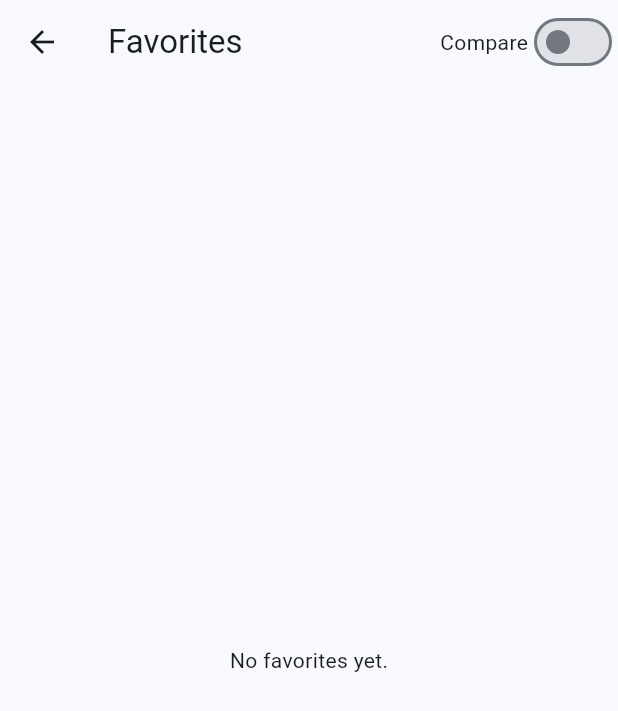
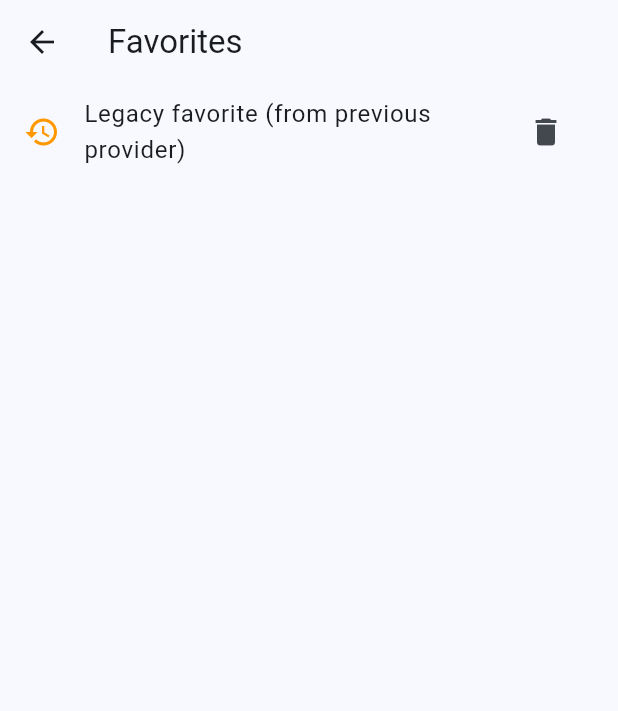
Before and after one commit to HommieAppDev/hommie, a Flutter app: the FavoritesScreen screen opened by its route, on a phone screen of 412 x 824 dp. Shown: the top 711 px of the screen. Run offline on Flutter 3.47's test engine with Material 3 defaults, Android fonts, the phone set to English and light mode, and no system bars; our stand-ins replace carousel_slider, cloud_firestore, firebase_auth, firebase_core, firebase_storage, flutter_dotenv and 5 more; accounts and stored records are empty.

Commit message:
Backup favorites_screen.dart

```diff
--- a/lib/favorites_screen.dart
+++ b/lib/favorites_screen.dart
@@ -2,6 +2,7 @@
 import 'package:cloud_firestore/cloud_firestore.dart';
 import 'package:firebase_auth/firebase_auth.dart';
 import 'package:flutter/material.dart';
+import 'package:intl/intl.dart';
 
 class FavoritesScreen extends StatefulWidget {
   const FavoritesScreen({super.key});
@@ -15,132 +16,77 @@ class _FavoritesScreenState extends State<FavoritesScreen> {
   final _fs = FirebaseFirestore.instance;
 
   bool _compareMode = false;
-  final Set<String> _selected = <String>{};
+  List<String> _selected = [];
 
-  User? get _user => _auth.currentUser;
+  void _toggleSelect(String listingId) {
+    setState(() {
+      if (_selected.contains(listingId)) {
+        _selected.remove(listingId);
+      } else {
+        if (_selected.length < 2) {
+          _selected.add(listingId);
+        }
+      }
+    });
+  }
 
-  Future<void> _removeFavorite(String listingId) async {
-    final u = _user;
-    if (u == null) return;
-    await _fs
-        .collection('favorites')
-        .doc(u.uid)
-        .collection('listings')
-        .doc(listingId)
-        .delete();
-
-    if (!mounted) return;
+  void _removeFavorite(String listingId) {
+    // TODO: Implement actual removal logic
+    setState(() {
+      _selected.remove(listingId);
+    });
     ScaffoldMessenger.of(context).showSnackBar(
-      const SnackBar(content: Text('Removed from favorites')),
+      const SnackBar(content: Text('Favorite removed')),
     );
   }
 
   void _openDetails(Map<String, dynamic> listing) {
-    Navigator.pushNamed(
-      context,
-      '/listing-details',
-      arguments: {'listing': listing},
-    );
-  }
-
-  void _toggleSelect(String id) {
-    setState(() {
-      if (_selected.contains(id)) {
-        _selected.remove(id);
-      } else {
-        if (_selected.length < 2) _selected.add(id);
-      }
-    });
+    // TODO: Implement navigation to details
   }
 
   void _goCompare() {
-    if (_selected.length != 2) return;
-    final ids = _selected.toList();
-    Navigator.pushNamed(context, '/compare', arguments: {
-      'leftId': ids[0],
-      'rightId': ids[1],
-    });
+    // TODO: Implement compare logic
   }
 
   @override
   Widget build(BuildContext context) {
-    final u = _user;
-    if (u == null) {
-      return const Scaffold(
-        body: Center(child: Text('Please sign in to view favorites.')),
-      );
-    }
-
-    final favQuery = _fs
-        .collection('favorites')
-        .doc(u.uid)
-        .collection('listings')
-        .orderBy('createdAt', descending: true);
+    // Example data for demonstration
+    final favorites = [
+      {
+        'id': '1',
+        'price': 500000,
+        'address': {
+          'line': '123 Main St',
+          'city': 'Springfield',
+          'state': 'IL',
+          'postalCode': '62704',
+        },
+        'beds': 3,
+        'baths': 2,
+        'sqft': 1800,
+        'primaryPhoto': null,
+        'source': 'legacy',
+      },
+      // ...add more sample listings as needed...
+    ];
 
     return Scaffold(
-      appBar: AppBar(
-        title: const Text('Favorites'),
-        actions: [
-          Row(
-            children: [
-              const Text('Compare'),
-              Switch(
-                value: _compareMode,
-                onChanged: (v) {
-                  setState(() {
-                    _compareMode = v;
-                    _selected.clear();
-                  });
-                },
-              ),
-            ],
-          ),
-        ],
-      ),
-      body: StreamBuilder<QuerySnapshot<Map<String, dynamic>>>(
-        stream: favQuery.snapshots(),
-        builder: (context, favSnap) {
-          if (favSnap.connectionState == ConnectionState.waiting) {
-            return const Center(child: CircularProgressIndicator());
-          }
-          final favDocs = favSnap.data?.docs ?? [];
-          if (favDocs.isEmpty) {
-            return const Center(child: Text('No favorites yet.'));
-          }
-
-          return Stack(
+      appBar: AppBar(title: const Text('Favorites')),
+      body: Stack(
         children: [
           ListView.builder(
-                padding: const EdgeInsets.all(12),
-                itemCount: favDocs.length,
-                itemBuilder: (context, i) {
-                  final listingId = favDocs[i].id;
-                  final listingRef = _fs.collection('listings').doc(listingId);
+            itemCount: favorites.length,
+            itemBuilder: (context, index) {
+              final data = favorites[index];
+              final listingId = data['id'] as String;
+              final source = data['source'] as String? ?? '';
+              final isSelected = _selected.contains(listingId);
+              final legacySources = ['legacy'];
 
-                  final isSelected = _selected.contains(listingId);
-
-                  return Dismissible(
-                    key: ValueKey(listingId),
-                    direction: _compareMode
-                        ? DismissDirection.none
-                        : DismissDirection.endToStart,
-                    background: Container(
-                      alignment: Alignment.centerRight,
-                      padding: const EdgeInsets.symmetric(horizontal: 20),
-                      color: Colors.red.shade400,
-                      child: const Icon(Icons.delete, color: Colors.white),
-                    ),
-                    onDismissed: (_) => _removeFavorite(listingId),
-                    child: StreamBuilder<DocumentSnapshot<Map<String, dynamic>>>(
-                      stream: listingRef.snapshots(),
-                      builder: (context, snap) {
-                        final data = snap.data?.data();
-
-                        // If this is an old doc from the previous provider, show a small cleanup row
-                        if ((data?['source'] ?? '') != 'realtor') {
+              if (legacySources.contains(source)) {
                 return ListTile(
                   leading: const Icon(Icons.history, color: Colors.orange),
-                            title: const Text('Legacy favorite (from previous source)'),
+                  title: const Text('Legacy favorite (from previous provider)'),
                   trailing: IconButton(
                     tooltip: 'Remove',
                     icon: const Icon(Icons.delete),
@@ -148,19 +94,27 @@ class _FavoritesScreenState extends State<FavoritesScreen> {
                   ),
                 );
               }
-
-                        final price = (data?['price'] as num?) ?? 0;
-                        final addr =
-                            (data?['address'] as Map?)?.cast<String, dynamic>() ??
-                                const {};
+              if (data == null) {
+                return ListTile(
+                  leading: const Icon(Icons.error, color: Colors.red),
+                  title: const Text('Listing data unavailable'),
+                  trailing: IconButton(
+                    tooltip: 'Remove',
+                    icon: const Icon(Icons.delete),
+                    onPressed: () => _removeFavorite(listingId),
+                  ),
+                );
+              }
+              final price = (data['price'] as num?) ?? 0;
+              final addr = (data['address'] as Map?)?.cast<String, dynamic>() ?? const {};
               final line = addr['line'] as String? ?? 'Address unavailable';
               final city = addr['city'] as String? ?? '';
               final state = addr['state'] as String? ?? '';
               final zip = addr['postalCode'] as String? ?? '';
-                        final beds = data?['beds'];
-                        final baths = data?['baths'];
-                        final sqft = data?['sqft'];
-                        final thumb = data?['primaryPhoto'] as String?;
+              final beds = data['beds'];
+              final baths = data['baths'];
+              final sqft = data['sqft'];
+              final thumb = data['primaryPhoto'] as String?;
 
               final listingForDetails = {
                 'id': listingId,
@@ -189,6 +143,12 @@ class _FavoritesScreenState extends State<FavoritesScreen> {
                 onLongPress: () {
                   if (!_compareMode) {
                     setState(() => _compareMode = true);
+                    ScaffoldMessenger.of(context).showSnackBar(
+                      const SnackBar(
+                        content: Text('Compare mode enabled. Select two homes to compare.'),
+                        duration: Duration(seconds: 2),
+                      ),
+                    );
                   }
                   _toggleSelect(listingId);
                 },
@@ -228,8 +188,7 @@ class _FavoritesScreenState extends State<FavoritesScreen> {
                                       errorBuilder: (_, __, ___) => Container(
                                         color: Colors.grey.shade200,
                                         alignment: Alignment.center,
-                                                  child: const Icon(
-                                                      Icons.image_not_supported),
+                                        child: const Icon(Icons.image_not_supported),
                                       ),
                                     ),
                             ),
@@ -250,7 +209,7 @@ class _FavoritesScreenState extends State<FavoritesScreen> {
                                           color: Colors.red.shade200),
                                     ),
                                     child: Text(
-                                                '\$${_fmt(price)}',
+                                      _fmt(price).toString(),
                                       style: TextStyle(
                                         color: Colors.red.shade700,
                                         fontWeight: FontWeight.w800,
@@ -268,26 +227,20 @@ class _FavoritesScreenState extends State<FavoritesScreen> {
                                   ),
                                   const SizedBox(height: 4),
                                   Text(
-                                              [city, state, zip]
-                                                  .where((s) => (s ?? '').isNotEmpty)
-                                                  .join(', '),
+                                    [city, state, zip].where((s) => s.isNotEmpty).join(', '),
                                     maxLines: 1,
                                     overflow: TextOverflow.ellipsis,
-                                              style: const TextStyle(
-                                                  color: Colors.black54),
+                                    style: const TextStyle(color: Colors.black54),
                                   ),
                                   const SizedBox(height: 6),
                                   Wrap(
                                     spacing: 10,
                                     runSpacing: 6,
                                     children: [
-                                                _MiniFact(Icons.bed_outlined,
-                                                    '${beds ?? '-'} bd'),
-                                                _MiniFact(Icons.bathtub_outlined,
-                                                    '${baths ?? '-'} ba'),
-                                                if (sqft != null)
-                                                  _MiniFact(Icons.square_foot,
-                                                      '${_fmt(sqft)} sqft'),
+                                      _MiniFact(Icons.bed_outlined, beds != null ? beds.toString() + ' bd' : '- bd'),
+                                      _MiniFact(Icons.bathtub_outlined, baths != null ? baths.toString() + ' ba' : '- ba'),
+                                      if (sqft != null && sqft is num)
+                                        _MiniFact(Icons.square_foot, _fmt(sqft as num).toString() + ' sqft'),
                                     ],
                                   ),
                                 ],
@@ -297,8 +250,7 @@ class _FavoritesScreenState extends State<FavoritesScreen> {
                           if (!_compareMode)
                             IconButton(
                               tooltip: 'Remove',
-                                        icon: const Icon(Icons.favorite,
-                                            color: Colors.red),
+                              icon: const Icon(Icons.favorite, color: Colors.red),
                               onPressed: () => _removeFavorite(listingId),
                             ),
                         ],
@@ -322,19 +274,16 @@ class _FavoritesScreenState extends State<FavoritesScreen> {
               );
             },
           ),
-                  );
-                },
-              ),
           if (_compareMode)
             Positioned(
-                  left: 12,
-                  right: 12,
               bottom: 16,
+              left: 16,
+              right: 16,
               child: ElevatedButton.icon(
                 onPressed: _selected.length == 2 ? _goCompare : null,
                 icon: const Icon(Icons.compare_arrows),
                 label: Text(_selected.length == 2
-                        ? 'Compare ${_selected.length} homes'
+                    ? 'Compare ' + _selected.length.toString() + ' homes'
                     : 'Select 2 to compare'),
                 style: ElevatedButton.styleFrom(
                   minimumSize: const Size.fromHeight(48),
@@ -343,21 +292,12 @@ class _FavoritesScreenState extends State<FavoritesScreen> {
               ),
             ),
         ],
-          );
-        },
       ),
     );
   }
 
   String _fmt(num n) {
-    final s = n.round().toString();
-    final b = StringBuffer();
-    for (int i = 0; i < s.length; i++) {
-      final idx = s.length - i;
-      b.write(s[i]);
-      if (idx > 1 && idx % 3 == 1) b.write(',');
-    }
-    return b.toString();
+    return NumberFormat.decimalPattern().format(n.round());
   }
 }
 
--- a/lib/search_results_screen.dart
+++ b/lib/search_results_screen.dart
@@ -21,7 +21,9 @@ class SearchResultsScreen extends StatefulWidget {
 
 enum _SortMode { newest, priceLow, priceHigh, beds, sqft, dom }
 
-class _SearchResultsScreenState extends State<SearchResultsScreen> {
+class _SearchResultsScreenState extends State<SearchResultsScreen>
+
+  // The full implementation is below (see the rest of your file).
   // ---- API ----
   late final RealtorApiService _realtor = RealtorApiService();
 
@@ -34,7 +36,7 @@ class _SearchResultsScreenState extends State<SearchResultsScreen> {
   // Data
   List<Map<String, dynamic>> _listings = [];
   int _offset = 0;
-  static const int _pageSize = 50;
+  final int _pageSize = 50;
 
   // Query (from args)
   String? _city;
```
Lines whose indentation alone changed are shown as unchanged.
